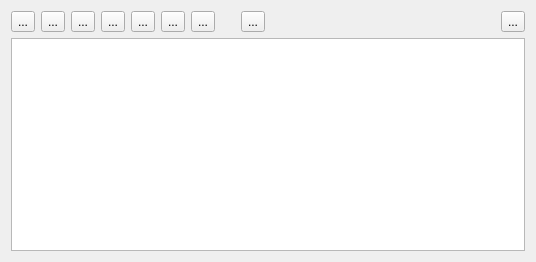
Qt form ground/gcs/src/plugins/pathplanner/pathplanner.ui (TauLabs/TauLabs) before a commit.
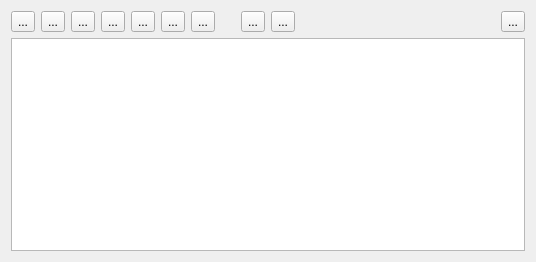
The same form after that commit. Icons and pictures are not drawn.

Commit message:
Path filleting: ability to unfillet a path
Now the path is saved when the fillet button is clicked.  Then
the unfillet button will restore the previous path after a succesful
filleting.

Patch:
```diff
--- a/ground/gcs/src/plugins/pathplanner/pathplanner.ui
+++ b/ground/gcs/src/plugins/pathplanner/pathplanner.ui
@@ -148,6 +148,20 @@
        </property>
       </widget>
      </item>
+     <item>
+      <widget class="QToolButton" name="tbUnfilletPath">
+       <property name="toolTip">
+        <string>Restore the path before filleting</string>
+       </property>
+       <property name="text">
+        <string>...</string>
+       </property>
+       <property name="icon">
+        <iconset resource="pathplanner.qrc">
+         <normaloff>:/opmap/images/unfillet_path.png</normaloff>:/opmap/images/unfillet_path.png</iconset>
+       </property>
+      </widget>
+     </item>
      <item>
       <spacer name="horizontalSpacer">
        <property name="orientation">
```
The commit also changes 4 other files.
